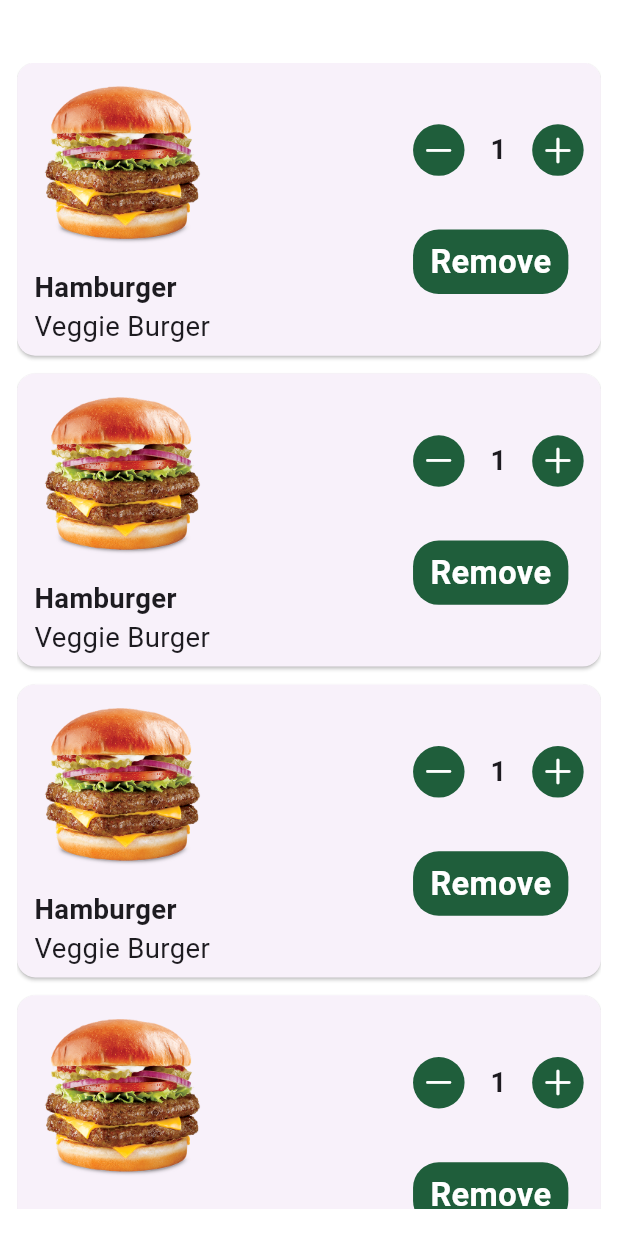
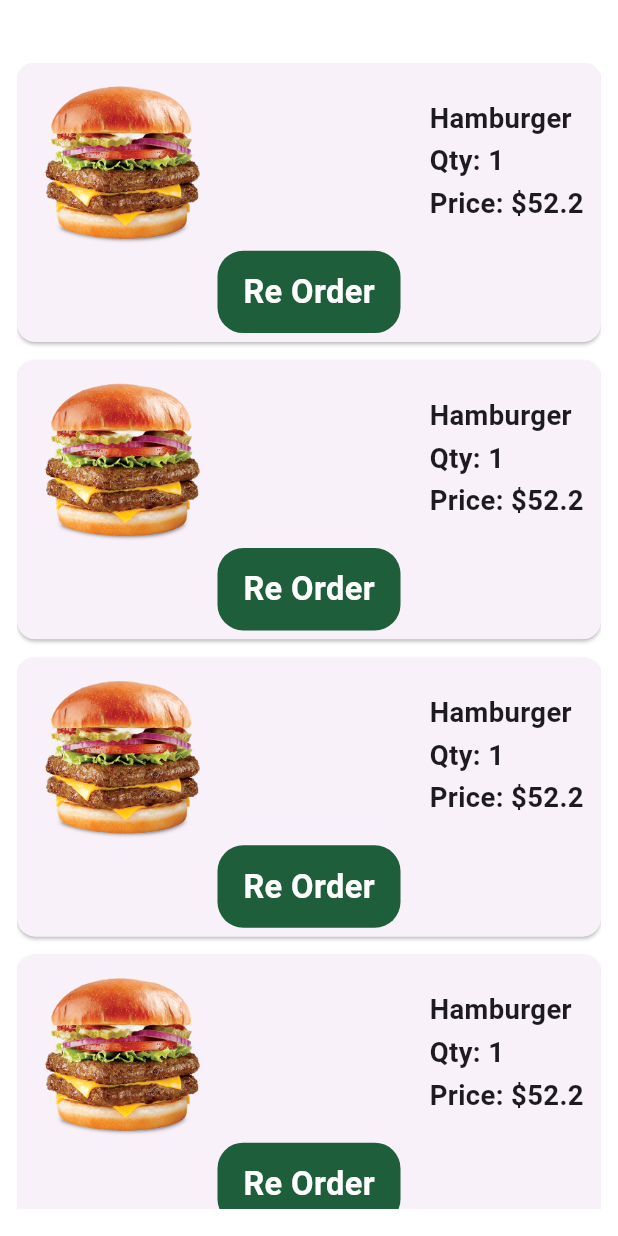
Before and after one commit to EngAhmed20/hungry, a Flutter app: the OrderHistoryView screen opened directly, on a phone screen of 412 x 824 dp. Run offline on Flutter 3.47's test engine with Material 3 defaults, Android fonts, the phone set to English and light mode, and no system bars; our stand-ins replace flutter_screenutil, flutter_svg, gap.

Commit message:
order history ui

```diff
--- a/lib/features/orderHistrory/view/order_history_view.dart
+++ b/lib/features/orderHistrory/view/order_history_view.dart
@@ -20,7 +20,7 @@ class OrderHistoryView extends StatelessWidget {
       body: Padding(
         padding: AppDimens.scrPadding(),
         child: ListView.separated(itemBuilder: (context,index)=>OrderHistoryItem(name: 'Hamburger',
-          desc: 'Veggie Burger',quantity:1,onAdd: (){},onRemove:(){},
+          quantity:1,price: 52.2,reOrder: (){},
           imageUrl: '',),
             itemCount: 5,separatorBuilder: (context,index)=>Gap(10.h)
         ),
--- a/lib/features/orderHistrory/widgets/order_his_item.dart
+++ b/lib/features/orderHistrory/widgets/order_his_item.dart
@@ -2,7 +2,6 @@ import 'package:flutter/cupertino.dart';
 import 'package:flutter/material.dart';
 import 'package:flutter_screenutil/flutter_screenutil.dart';
 import 'package:gap/gap.dart';
-import '../../../core/constants/app_colors.dart';
 import '../../../core/constants/app_text_style.dart';
 import '../../../generated/assets.dart';
 import '../../../shared/custom_button.dart';
@@ -10,15 +9,13 @@ import '../../../shared/custom_text.dart';
 
 class OrderHistoryItem extends StatelessWidget {
   const OrderHistoryItem({
-    super.key, required this.name, required this.desc, required this.imageUrl, required this.quantity, this.onAdd, this.onRemove, this.removeItem,
+    super.key, required this.name, required this.price, required this.imageUrl, required this.quantity,this.reOrder,
   });
   final String name;
-  final String desc;
+  final double price;
   final String imageUrl;
   final int quantity;
-  final void Function()? onAdd;
-  final void Function()? onRemove;
-  final void Function()? removeItem;
+  final void Function()? reOrder;
 
   @override
   Widget build(BuildContext context) {
@@ -26,41 +23,28 @@ class OrderHistoryItem extends StatelessWidget {
       margin: EdgeInsets.zero,
       child: Padding(
         padding:  EdgeInsets.symmetric(horizontal: 10.w,vertical: 5.h),
-        child: Row(
+        child: Column(
+
+          children: [
+            Row(
               mainAxisAlignment: MainAxisAlignment.spaceBetween,
               children: [
                 Column(
                   crossAxisAlignment: CrossAxisAlignment.start,
                   children: [
                     Image.asset(Assets.imagesTest,height: 100.h,),
-                Gap(10.h),
-                CustomText(text: 'Hamburger', textStyle: textStyle.semiBold16),
-                CustomText(text: 'Veggie Burger', textStyle: textStyle.regular16),
-
 
                   ],
                 ),
                 Column(
                   crossAxisAlignment: CrossAxisAlignment.start,
                   children: [
-                Row(
-                  children: [
-                    GestureDetector(
-                        onTap: onRemove,
-                        child: CircleAvatar(radius: 15.r,child: Icon(CupertinoIcons.minus,color: Colors.white,),backgroundColor: AppColors.primaryColor,)),
-                    Gap(15.w),
-                    CustomText(text:'$quantity', textStyle: textStyle.bold16),
-                    Gap(15.w),
-                    GestureDetector(
-                        onTap: onAdd,
-                        child: CircleAvatar(radius: 15.r,child: Icon(CupertinoIcons.add,color: Colors.white,),backgroundColor: AppColors.primaryColor,)),
-                  ],
-                ),
-                Gap(30.h),
-                customButton(text: 'Remove', onTap:removeItem,
-                  horizontalPadding: 10,
-                  verticalPadding: 5,
-                ),
+                    CustomText(text: 'Hamburger', textStyle: textStyle.semiBold16),
+                    Gap(2.h),
+                    CustomText(text: 'Qty: $quantity', textStyle: textStyle.semiBold16),
+                    Gap(2.h),
+                    CustomText(text: 'Price: \$$price', textStyle: textStyle.semiBold16),
+                    //Gap(10.h),
 
 
                   ],
@@ -69,6 +53,11 @@ class OrderHistoryItem extends StatelessWidget {
 
               ],
             ),
+            customButton(text: 'Re Order', onTap:reOrder,
+            ),
+
+          ],
+        ),
       ),
     );
   }
--- a/lib/shared/custom_button.dart
+++ b/lib/shared/custom_button.dart
@@ -10,10 +10,12 @@ GestureDetector customButton({
   required String text,
   double? verticalPadding,
   double? horizontalPadding,
+  double? width,
 }) {
   return GestureDetector(
     onTap:onTap,
     child: Container(
+      width: width,
       padding: EdgeInsets.symmetric(
         horizontal: horizontalPadding?.w??15.w,
         vertical: verticalPadding?.h??10.h,
```
Lines whose indentation alone changed are shown as unchanged.
